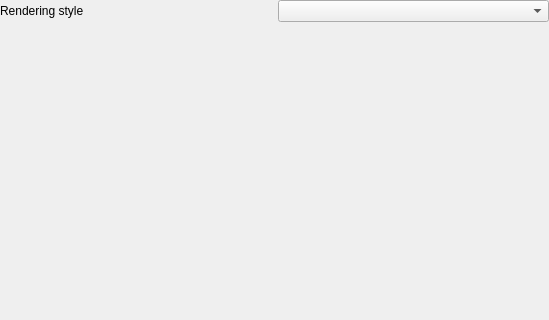
Old version of the form src/ui/3d/qgspointcloud3dsymbolwidget.ui in the repository qgis/QGIS; both pictures show x 0 to 549 and y 0 to 320 of the 549 by 484 pixel window.
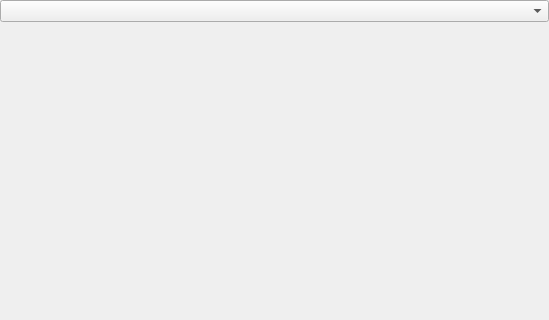
New version of the form. Custom widgets are drawn as their Qt base class.

```diff
--- a/src/ui/3d/qgspointcloud3dsymbolwidget.ui
+++ b/src/ui/3d/qgspointcloud3dsymbolwidget.ui
@@ -23,7 +23,7 @@
    <property name="bottomMargin">
     <number>0</number>
    </property>
-   <item row="3" column="0" colspan="4">
+   <item row="3" column="0" colspan="3">
     <widget class="QGroupBox" name="mLayerRenderingGroupBox_2">
      <property name="title">
       <string>Point Symbol</string>
@@ -61,10 +61,7 @@
      </layout>
     </widget>
    </item>
-   <item row="1" column="2" colspan="2">
-    <widget class="QComboBox" name="mRenderingStyleComboBox"/>
-   </item>
-   <item row="2" column="0" colspan="4">
+   <item row="2" column="0" colspan="3">
     <widget class="QStackedWidget" name="mStackedWidget">
      <property name="currentIndex">
       <number>3</number>
@@ -208,12 +205,8 @@
      <widget class="QWidget" name="rgbRendererPage"/>
     </widget>
    </item>
-   <item row="1" column="0" colspan="2">
-    <widget class="QLabel" name="label_4">
-     <property name="text">
-      <string>Rendering style</string>
-     </property>
-    </widget>
+   <item row="1" column="0" colspan="3">
+    <widget class="QComboBox" name="mRenderingStyleComboBox"/>
    </item>
   </layout>
  </widget>
```
